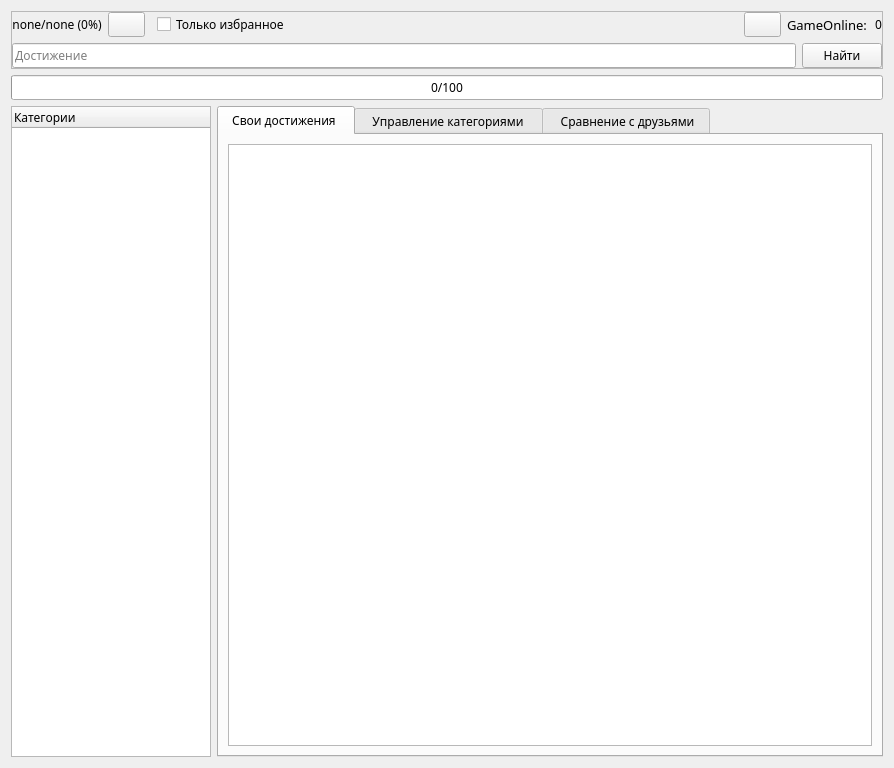
Before: the Qt Designer form AraSteamManager/forms/subForms/achievements/formachievements.ui in Arankir/AraSteamManager, drawn with Qt 5.
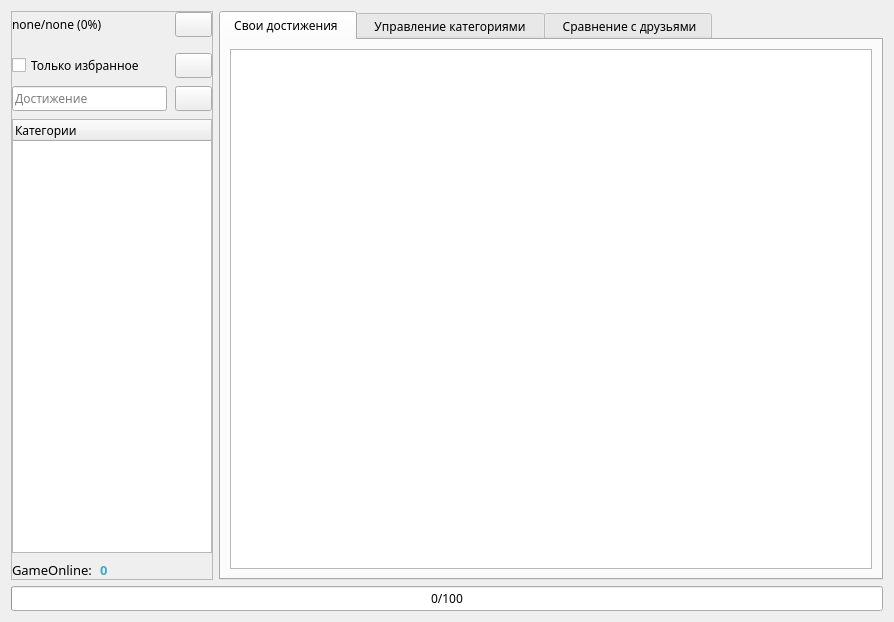
After: the same form once the commit is applied. Custom widgets are drawn as their Qt base class.

```diff
--- a/AraSteamManager/forms/subForms/achievements/formachievements.ui
+++ b/AraSteamManager/forms/subForms/achievements/formachievements.ui
@@ -7,7 +7,7 @@
     <x>0</x>
     <y>0</y>
     <width>894</width>
-    <height>768</height>
+    <height>622</height>
    </rect>
   </property>
   <property name="font">
@@ -18,22 +18,21 @@
   <property name="windowTitle">
    <string>SteamAchievementsStatistic</string>
   </property>
-  <layout class="QVBoxLayout" name="verticalLayout_2">
+  <layout class="QVBoxLayout" name="verticalLayout">
+   <item>
+    <layout class="QHBoxLayout" name="horizontalLayout_8">
    <item>
     <widget class="QFrame" name="FrameFilter">
-     <property name="minimumSize">
-      <size>
-       <width>0</width>
-       <height>0</height>
-      </size>
-     </property>
      <property name="frameShape">
       <enum>QFrame::StyledPanel</enum>
      </property>
      <property name="frameShadow">
       <enum>QFrame::Raised</enum>
      </property>
-     <layout class="QVBoxLayout" name="verticalLayout">
+       <layout class="QVBoxLayout" name="verticalLayout_3">
+        <property name="spacing">
+         <number>0</number>
+        </property>
       <property name="leftMargin">
        <number>0</number>
       </property>
@@ -47,14 +46,19 @@
        <number>0</number>
       </property>
       <item>
-       <layout class="QHBoxLayout" name="horizontalLayout_10">
+         <layout class="QVBoxLayout" name="verticalLayout_2">
+          <property name="spacing">
+           <number>8</number>
+          </property>
+          <item>
+           <layout class="QHBoxLayout" name="horizontalLayout_5">
         <item>
          <widget class="QLabel" name="LabelTotalPersent">
           <property name="text">
            <string notr="true">none/none (0%)</string>
           </property>
           <property name="alignment">
-           <set>Qt::AlignCenter</set>
+               <set>Qt::AlignLeading|Qt::AlignLeft|Qt::AlignVCenter</set>
           </property>
          </widget>
         </item>
@@ -74,6 +78,8 @@
           </property>
          </widget>
         </item>
+           </layout>
+          </item>
         <item>
          <widget class="FormReachedFilter" name="FilterMyProfile" native="true">
           <property name="sizePolicy">
@@ -85,25 +91,14 @@
          </widget>
         </item>
         <item>
+           <layout class="QHBoxLayout" name="horizontalLayout_6">
+            <item>
          <widget class="QCheckBox" name="CheckBoxFavorites">
           <property name="text">
            <string>Только избранное</string>
           </property>
          </widget>
         </item>
-        <item>
-         <spacer name="horizontalSpacer_5">
-          <property name="orientation">
-           <enum>Qt::Horizontal</enum>
-          </property>
-          <property name="sizeHint" stdset="0">
-           <size>
-            <width>40</width>
-            <height>20</height>
-           </size>
-          </property>
-         </spacer>
-        </item>
         <item>
          <widget class="QPushButton" name="ButtonGuides">
           <property name="sizePolicy">
@@ -120,45 +115,18 @@
           </property>
          </widget>
         </item>
-        <item>
-         <layout class="QHBoxLayout" name="horizontalLayout_2">
-          <property name="spacing">
-           <number>1</number>
-          </property>
-          <item>
-           <widget class="QLabel" name="LabelGameOnline">
-            <property name="sizePolicy">
-             <sizepolicy hsizetype="Minimum" vsizetype="Preferred">
-              <horstretch>0</horstretch>
-              <verstretch>0</verstretch>
-             </sizepolicy>
-            </property>
-            <property name="font">
-             <font>
-              <family>Ebrima</family>
-              <pointsize>10</pointsize>
-             </font>
-            </property>
-            <property name="text">
-             <string>GameOnline:  </string>
-            </property>
-           </widget>
-          </item>
-          <item>
-           <widget class="QLabel" name="LabelGameOnlineValue">
-            <property name="text">
-             <string notr="true">0</string>
-            </property>
-           </widget>
-          </item>
-         </layout>
-        </item>
-       </layout>
-      </item>
+           </layout>
+          </item>
       <item>
-       <layout class="QHBoxLayout" name="horizontalLayout_3">
+           <layout class="QHBoxLayout" name="horizontalLayout_7">
         <item>
          <widget class="QLineEdit" name="LineEditNameAchievements">
+              <property name="sizePolicy">
+               <sizepolicy hsizetype="Preferred" vsizetype="Fixed">
+                <horstretch>0</horstretch>
+                <verstretch>0</verstretch>
+               </sizepolicy>
+              </property>
           <property name="placeholderText">
            <string>Достижение</string>
           </property>
@@ -170,35 +138,26 @@
            <bool>true</bool>
           </property>
           <property name="sizePolicy">
-           <sizepolicy hsizetype="Preferred" vsizetype="Fixed">
+               <sizepolicy hsizetype="Maximum" vsizetype="Fixed">
             <horstretch>0</horstretch>
             <verstretch>0</verstretch>
            </sizepolicy>
           </property>
           <property name="text">
-           <string>Найти</string>
+               <string/>
           </property>
          </widget>
         </item>
        </layout>
       </item>
-     </layout>
-    </widget>
-   </item>
    <item>
-    <widget class="ProgressBarGood" name="ProgressBarLoad">
-     <property name="value">
-      <number>0</number>
-     </property>
-     <property name="format">
-      <string>%v/%m</string>
-     </property>
-    </widget>
-   </item>
-   <item>
-    <layout class="QHBoxLayout" name="horizontalLayout_5">
-     <item>
-      <widget class="QTreeWidget" name="TreeWidgetCategories">
+           <widget class="FormCategoriesTree" name="TreeWidgetCategories">
+            <property name="sizePolicy">
+             <sizepolicy hsizetype="Preferred" vsizetype="Expanding">
+              <horstretch>0</horstretch>
+              <verstretch>0</verstretch>
+             </sizepolicy>
+            </property>
        <property name="maximumSize">
         <size>
          <width>200</width>
@@ -216,6 +175,55 @@
       </widget>
      </item>
      <item>
+           <layout class="QHBoxLayout" name="horizontalLayout_2">
+            <property name="spacing">
+             <number>1</number>
+            </property>
+            <item>
+             <widget class="QLabel" name="LabelGameOnline">
+              <property name="sizePolicy">
+               <sizepolicy hsizetype="Maximum" vsizetype="Preferred">
+                <horstretch>0</horstretch>
+                <verstretch>0</verstretch>
+               </sizepolicy>
+              </property>
+              <property name="font">
+               <font>
+                <family>Ebrima</family>
+                <pointsize>10</pointsize>
+               </font>
+              </property>
+              <property name="text">
+               <string>GameOnline:  </string>
+              </property>
+             </widget>
+            </item>
+            <item>
+             <widget class="QLabel" name="LabelGameOnlineValue">
+              <property name="font">
+               <font>
+                <family>Ebrima</family>
+                <pointsize>10</pointsize>
+                <weight>75</weight>
+                <bold>true</bold>
+               </font>
+              </property>
+              <property name="styleSheet">
+               <string notr="true">color: #42a9c6;</string>
+              </property>
+              <property name="text">
+               <string notr="true">0</string>
+              </property>
+             </widget>
+            </item>
+           </layout>
+          </item>
+         </layout>
+        </item>
+       </layout>
+      </widget>
+     </item>
+     <item>
       <widget class="QTabWidget" name="TabWidget">
        <property name="currentIndex">
         <number>0</number>
@@ -254,6 +262,16 @@
      </item>
     </layout>
    </item>
+   <item>
+    <widget class="ProgressBarGood" name="ProgressBarLoad">
+     <property name="value">
+      <number>0</number>
+     </property>
+     <property name="format">
+      <string>%v/%m</string>
+     </property>
+    </widget>
+   </item>
   </layout>
  </widget>
  <customwidgets>
@@ -280,6 +298,11 @@
    <extends>QProgressBar</extends>
    <header>subWidgets/progressBars/progressbargood.h</header>
   </customwidget>
+  <customwidget>
+   <class>FormCategoriesTree</class>
+   <extends>QTreeWidget</extends>
+   <header>forms/subForms/achievements/formcategoriestree.h</header>
+  </customwidget>
  </customwidgets>
  <resources/>
  <connections/>
```
Lines whose indentation alone changed are shown as unchanged.
